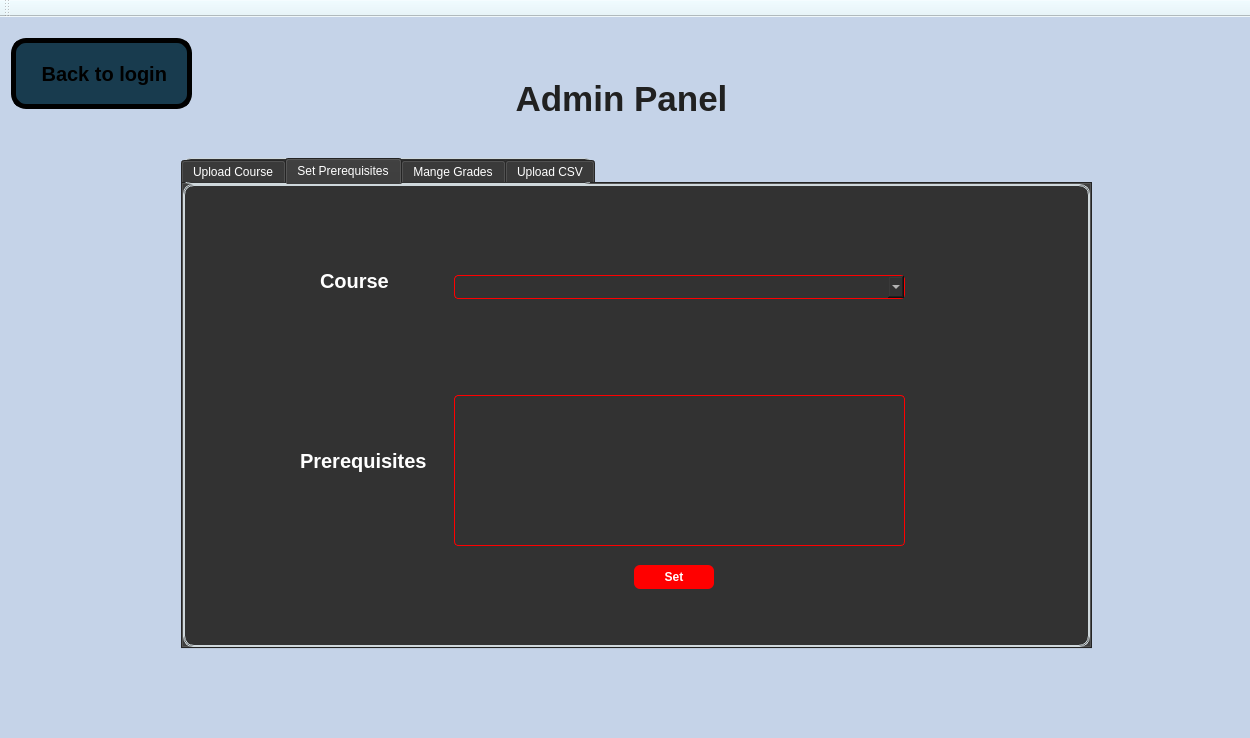
Ahmed-ElGoharyy/Coursifyy, file Coursify.ui: the form before one commit.
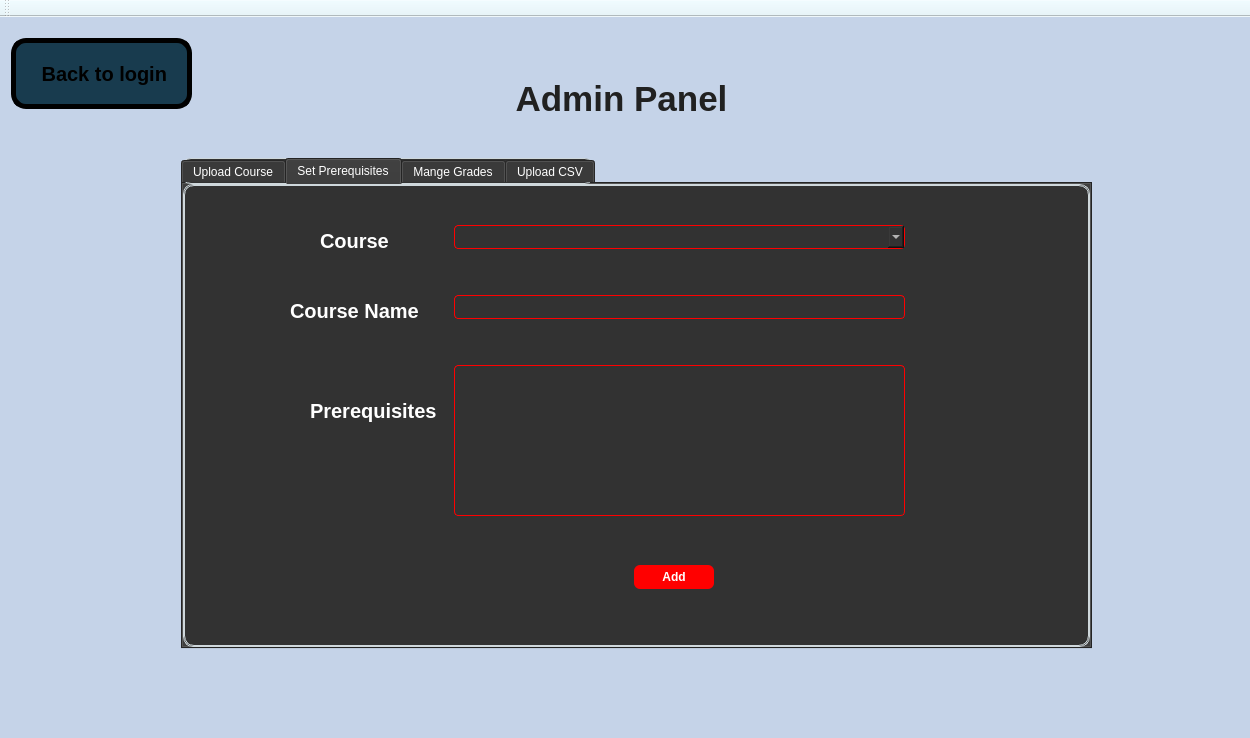
The form after the commit. The open tabs and pages were chosen to show the change. Icons and pictures are not drawn.

Patch:
```diff
--- a/Coursify.ui
+++ b/Coursify.ui
@@ -3259,7 +3259,7 @@
           <property name="geometry">
            <rect>
             <x>270</x>
-            <y>90</y>
+            <y>40</y>
             <width>451</width>
             <height>24</height>
            </rect>
@@ -3278,7 +3278,7 @@
           <property name="geometry">
            <rect>
             <x>270</x>
-            <y>210</y>
+            <y>180</y>
             <width>451</width>
             <height>151</height>
            </rect>
@@ -3321,14 +3321,14 @@
 </string>
           </property>
           <property name="text">
-           <string>Set</string>
+           <string>Add</string>
           </property>
          </widget>
          <widget class="QLabel" name="label_4">
           <property name="geometry">
            <rect>
             <x>130</x>
-            <y>80</y>
+            <y>40</y>
             <width>81</width>
             <height>31</height>
            </rect>
@@ -3353,8 +3353,8 @@
          <widget class="QLabel" name="label_5">
           <property name="geometry">
            <rect>
-            <x>110</x>
-            <y>260</y>
+            <x>120</x>
+            <y>210</y>
             <width>141</width>
             <height>31</height>
            </rect>
@@ -3376,6 +3376,51 @@
            <string>Prerequisites</string>
           </property>
          </widget>
+         <widget class="QLineEdit" name="lineEdit_2">
+          <property name="geometry">
+           <rect>
+            <x>270</x>
+            <y>110</y>
+            <width>451</width>
+            <height>24</height>
+           </rect>
+          </property>
+          <property name="styleSheet">
+           <string notr="true">
+   color:white;
+    border: 1px solid Red;
+    border-radius: 4px;
+    padding: 4px;
+
+</string>
+          </property>
+         </widget>
+         <widget class="QLabel" name="label_3">
+          <property name="geometry">
+           <rect>
+            <x>100</x>
+            <y>110</y>
+            <width>141</width>
+            <height>31</height>
+           </rect>
+          </property>
+          <property name="font">
+           <font>
+            <pointsize>15</pointsize>
+            <bold>true</bold>
+           </font>
+          </property>
+          <property name="styleSheet">
+           <string notr="true">color: rgb(255, 255, 255);
+border-color:rgb(50, 50, 50);
+
+font-weight: bold;
+</string>
+          </property>
+          <property name="text">
+           <string>Course Name</string>
+          </property>
+         </widget>
         </widget>
         <widget class="QWidget" name="tab_3">
          <attribute name="title">
```
Left out of the diff: 6 changed lines with no effect on the pictures.
